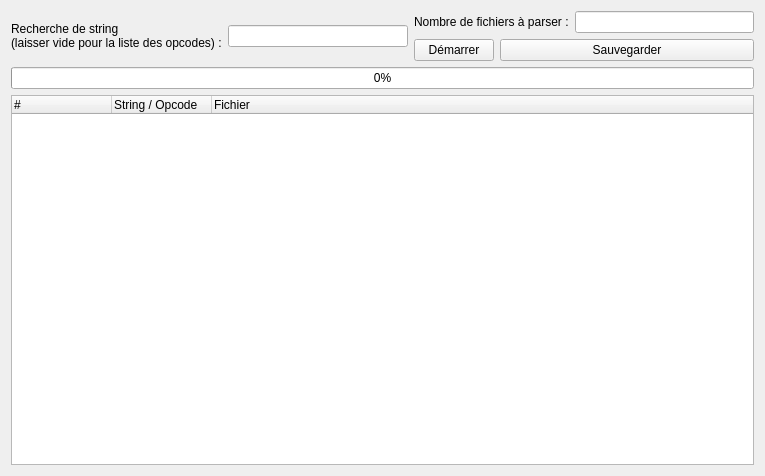
Old version of the form mainwindow.ui in the repository KevinSupertramp/WakfuFinder.
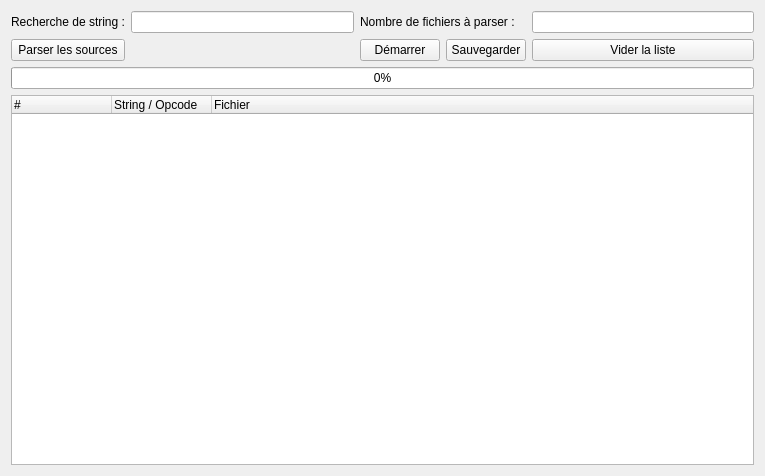
New version of the form. Icons and pictures are not drawn.

Commit message: Début du travail sur le parsing des sources.

Diff of the .ui file:
```diff
--- a/mainwindow.ui
+++ b/mainwindow.ui
@@ -24,19 +24,7 @@
   </property>
   <widget class="QWidget" name="centralWidget">
    <layout class="QGridLayout" name="gridLayout">
-    <item row="0" column="0" rowspan="2">
-     <widget class="QLabel" name="label_2">
-      <property name="font">
-       <font>
-        <pointsize>9</pointsize>
-       </font>
-      </property>
-      <property name="text">
-       <string>&lt;html&gt;&lt;head/&gt;&lt;body&gt;&lt;p&gt;Recherche de string&lt;br/&gt;(laisser vide pour la liste des opcodes) :&lt;/p&gt;&lt;/body&gt;&lt;/html&gt;</string>
-      </property>
-     </widget>
-    </item>
-    <item row="0" column="1" rowspan="2">
+    <item row="0" column="1">
      <widget class="QLineEdit" name="Search">
       <property name="font">
        <font>
@@ -45,58 +33,7 @@
       </property>
      </widget>
     </item>
-    <item row="0" column="2" colspan="2">
-     <widget class="QLabel" name="label">
-      <property name="font">
-       <font>
-        <pointsize>9</pointsize>
-       </font>
-      </property>
-      <property name="text">
-       <string>Nombre de fichiers à parser :</string>
-      </property>
-     </widget>
-    </item>
-    <item row="0" column="4">
-     <widget class="QLineEdit" name="lineEdit"/>
-    </item>
-    <item row="1" column="2">
-     <widget class="QPushButton" name="Start">
-      <property name="font">
-       <font>
-        <pointsize>9</pointsize>
-       </font>
-      </property>
-      <property name="text">
-       <string>Démarrer</string>
-      </property>
-     </widget>
-    </item>
-    <item row="1" column="3" colspan="2">
-     <widget class="QPushButton" name="Save">
-      <property name="font">
-       <font>
-        <pointsize>9</pointsize>
-       </font>
-      </property>
-      <property name="text">
-       <string>Sauvegarder</string>
-      </property>
-     </widget>
-    </item>
-    <item row="2" column="0" colspan="5">
-     <widget class="QProgressBar" name="progressBar">
-      <property name="font">
-       <font>
-        <pointsize>9</pointsize>
-       </font>
-      </property>
-      <property name="value">
-       <number>0</number>
-      </property>
-     </widget>
-    </item>
-    <item row="3" column="0" colspan="5">
+    <item row="7" column="0" colspan="5">
      <widget class="QTreeWidget" name="treeWidget">
       <property name="font">
        <font>
@@ -120,6 +57,97 @@
       </column>
      </widget>
     </item>
+    <item row="6" column="0" colspan="5">
+     <widget class="QProgressBar" name="progressBar">
+      <property name="font">
+       <font>
+        <pointsize>9</pointsize>
+       </font>
+      </property>
+      <property name="value">
+       <number>0</number>
+      </property>
+     </widget>
+    </item>
+    <item row="3" column="3">
+     <widget class="QPushButton" name="Save">
+      <property name="font">
+       <font>
+        <pointsize>9</pointsize>
+       </font>
+      </property>
+      <property name="text">
+       <string>Sauvegarder</string>
+      </property>
+     </widget>
+    </item>
+    <item row="3" column="2">
+     <widget class="QPushButton" name="Start">
+      <property name="font">
+       <font>
+        <pointsize>9</pointsize>
+       </font>
+      </property>
+      <property name="text">
+       <string>Démarrer</string>
+      </property>
+     </widget>
+    </item>
+    <item row="0" column="4">
+     <widget class="QLineEdit" name="lineEdit"/>
+    </item>
+    <item row="0" column="2" colspan="2">
+     <widget class="QLabel" name="label">
+      <property name="font">
+       <font>
+        <pointsize>9</pointsize>
+       </font>
+      </property>
+      <property name="text">
+       <string>Nombre de fichiers à parser :</string>
+      </property>
+     </widget>
+    </item>
+    <item row="3" column="4">
+     <widget class="QPushButton" name="Empty">
+      <property name="font">
+       <font>
+        <pointsize>9</pointsize>
+       </font>
+      </property>
+      <property name="text">
+       <string>Vider la liste</string>
+      </property>
+     </widget>
+    </item>
+    <item row="0" column="0">
+     <widget class="QLabel" name="label_2">
+      <property name="font">
+       <font>
+        <pointsize>9</pointsize>
+       </font>
+      </property>
+      <property name="text">
+       <string>&lt;!DOCTYPE HTML PUBLIC &quot;-//W3C//DTD HTML 4.0//EN&quot; &quot;http://www.w3.org/TR/REC-html40/strict.dtd&quot;&gt;
+&lt;html&gt;&lt;head&gt;&lt;meta name=&quot;qrichtext&quot; content=&quot;1&quot; /&gt;&lt;style type=&quot;text/css&quot;&gt;
+p, li { white-space: pre-wrap; }
+&lt;/style&gt;&lt;/head&gt;&lt;body style=&quot; font-family:'MS Shell Dlg 2'; font-size:9pt; font-weight:400; font-style:normal;&quot;&gt;
+&lt;p style=&quot; margin-top:12px; margin-bottom:12px; margin-left:0px; margin-right:0px; -qt-block-indent:0; text-indent:0px;&quot;&gt;Recherche de string :&lt;/p&gt;&lt;/body&gt;&lt;/html&gt;</string>
+      </property>
+     </widget>
+    </item>
+    <item row="3" column="0">
+     <widget class="QPushButton" name="Parse">
+      <property name="font">
+       <font>
+        <pointsize>9</pointsize>
+       </font>
+      </property>
+      <property name="text">
+       <string>Parser les sources</string>
+      </property>
+     </widget>
+    </item>
    </layout>
   </widget>
  </widget>
```
Left out of the diff: 3 changed lines with no effect on the pictures. The commit also changes 2 other files.
